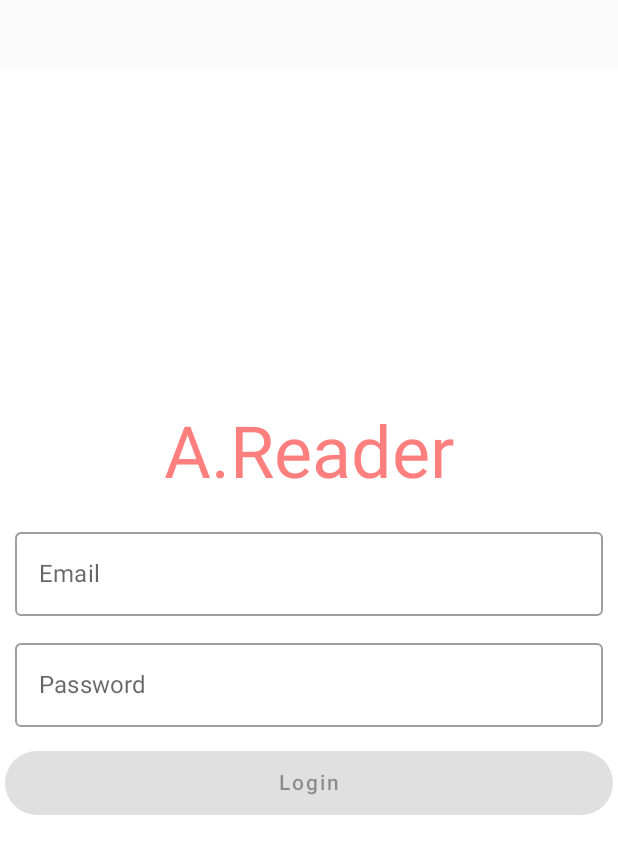
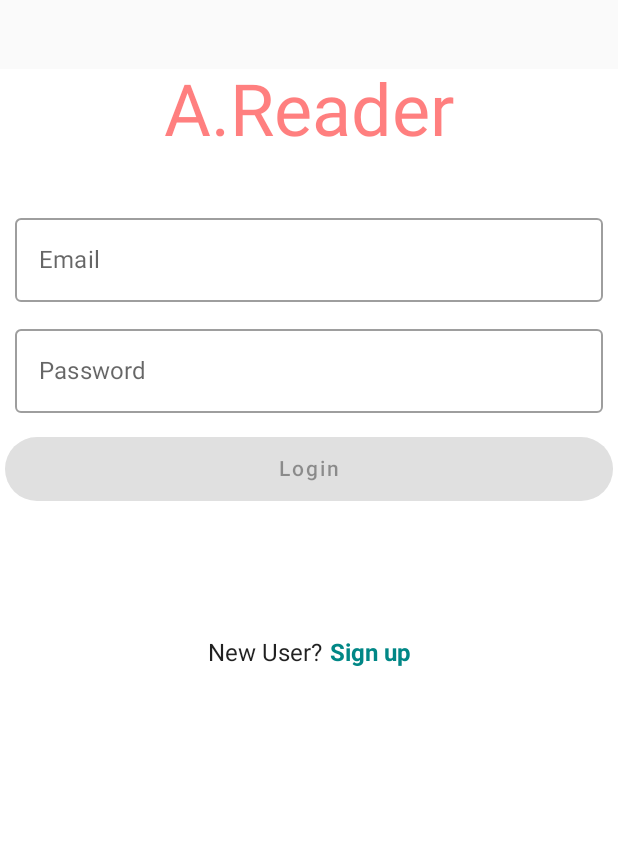
Before and after one commit to syogo-user/MyJetAReader, an Android app built with Jetpack Compose: the screen it shows after launch (MainActivity), on a phone screen of 412 x 824 dp. Shown: the top 854 px of the screen. Run offline under Robolectric (Android 15) with nearby library versions, the phone set to English and light mode, and no system bars; our stand-ins replace Dagger/Hilt's generated code, Firebase (no records; nobody signed in at launch, a user with empty details on screens opened directly).

Commit message:
ログイン及びアカウント作成画面完成

```diff
--- a/app/src/main/java/com/example/myjetareader/MainActivity.kt
+++ b/app/src/main/java/com/example/myjetareader/MainActivity.kt
@@ -14,6 +14,7 @@ import androidx.compose.material.Surface
 import androidx.compose.material.Text
 import androidx.compose.runtime.Composable
 import androidx.compose.ui.Alignment
+import androidx.compose.ui.ExperimentalComposeUiApi
 import androidx.compose.ui.Modifier
 import androidx.compose.ui.graphics.Color
 import androidx.compose.ui.tooling.preview.Preview
@@ -24,6 +25,7 @@ import com.google.firebase.firestore.FirebaseFirestore
 import com.google.firebase.ktx.Firebase
 import dagger.hilt.android.AndroidEntryPoint
 
+@ExperimentalComposeUiApi
 @AndroidEntryPoint
 class MainActivity : ComponentActivity() {
     override fun onCreate(savedInstanceState: Bundle?) {
@@ -36,6 +38,7 @@ class MainActivity : ComponentActivity() {
     }
 }
 
+@ExperimentalComposeUiApi
 @Composable
 fun ReaderApp() {
     Surface(
--- a/app/src/main/java/com/example/myjetareader/screens/login/ReaderLoginScreen.kt
+++ b/app/src/main/java/com/example/myjetareader/screens/login/ReaderLoginScreen.kt
@@ -2,6 +2,7 @@ package com.example.myjetareader.screens.login
 
 import android.util.Log
 import androidx.compose.foundation.background
+import androidx.compose.foundation.clickable
 import androidx.compose.foundation.layout.*
 import androidx.compose.foundation.rememberScrollState
 import androidx.compose.foundation.shape.CircleShape
@@ -22,7 +23,9 @@ import androidx.compose.ui.Modifier
 import androidx.compose.ui.focus.FocusRequester
 import androidx.compose.ui.focus.focusRequester
 import androidx.compose.ui.platform.LocalSoftwareKeyboardController
+import androidx.compose.ui.res.stringResource
 import androidx.compose.ui.text.TextStyle
+import androidx.compose.ui.text.font.FontWeight
 import androidx.compose.ui.text.input.ImeAction
 import androidx.compose.ui.text.input.KeyboardType
 import androidx.compose.ui.text.input.PasswordVisualTransformation
@@ -31,6 +34,7 @@ import androidx.compose.ui.tooling.preview.Preview
 import androidx.compose.ui.unit.dp
 import androidx.compose.ui.unit.sp
 import androidx.navigation.NavController
+import com.example.myjetareader.R
 import com.example.myjetareader.components.EmailInput
 import com.example.myjetareader.components.PasswordInput
 import com.example.myjetareader.components.ReaderLogo
@@ -39,15 +43,47 @@ import com.example.myjetareader.components.ReaderLogo
 @ExperimentalComposeUiApi
 @Composable
 fun ReaderLoginScreen(navController: NavController) {
+    val showLoginForm = rememberSaveable {
+        mutableStateOf(true)
+    }
+
     Surface(modifier = Modifier.fillMaxSize()) {
         Column(
             horizontalAlignment = Alignment.CenterHorizontally,
-            verticalArrangement = Arrangement.Center
+            verticalArrangement = Arrangement.Top
         ) {
             ReaderLogo()
-            UserForm(loading = false, isCreateAccount = false) { email, pwd ->
+            if (showLoginForm.value) UserForm(
+                loading = false,
+                isCreateAccount = false
+            ) { email, pwd ->
                 Log.d("Form", "ReaderLoginScreen: $email , $pwd")
+                // Todo: create FB login
             }
+            else {
+                UserForm(loading = false, isCreateAccount = true) { email, pwd ->
+                    // Todo: create FB account
+                }
+            }
+        }
+        Spacer(modifier = Modifier.height(15.dp))
+        Row(
+            modifier = Modifier.padding(15.dp),
+            horizontalArrangement = Arrangement.Center,
+            verticalAlignment = Alignment.CenterVertically
+        ) {
+            val text = if (showLoginForm.value) "Sign up" else "Login"
+            Text(text = "New User?")
+            Text(
+                text = text,
+                modifier = Modifier
+                    .clickable {
+                        showLoginForm.value = !showLoginForm.value
+                    }
+                    .padding(start = 5.dp),
+                fontWeight = FontWeight.Bold,
+                color = MaterialTheme.colors.secondaryVariant
+            )
         }
     }
 }
@@ -76,6 +112,13 @@ fun UserForm(
     Column(
         modifier, horizontalAlignment = Alignment.CenterHorizontally
     ) {
+        if (isCreateAccount)
+            Text(
+                text = stringResource(id = R.string.create_acct),
+                modifier = Modifier.padding(4.dp)
+            )
+        else
+            Text(text = "")
         EmailInput(
             emailState = email,
             enabled = !loading,
@@ -101,6 +144,7 @@ fun UserForm(
             validInputs = valid,
         ) {
             onDone(email.value.trim(), password.value.trim())
+            keyboardController?.hide()
         }
     }
 }
@@ -122,6 +166,5 @@ fun SubmitButton(
     ) {
         if (loading) CircularProgressIndicator(modifier = Modifier.size(25.dp))
         else Text(text = textId, modifier = Modifier.padding(5.dp))
-
     }
 }
--- a/app/src/main/res/values/strings.xml
+++ b/app/src/main/res/values/strings.xml
@@ -1,3 +1,4 @@
 <resources>
     <string name="app_name">MyJetAReader</string>
+    <string name="create_acct">Please enter a valid email and password that is at least 6 characters</string>
 </resources>
```
